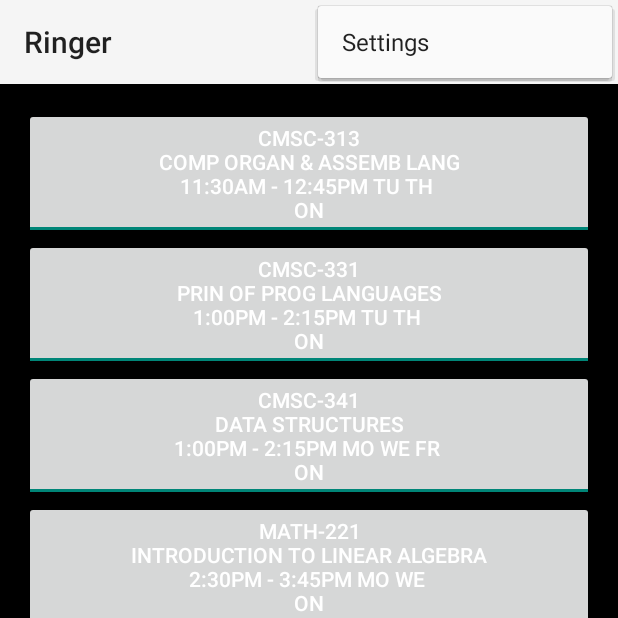
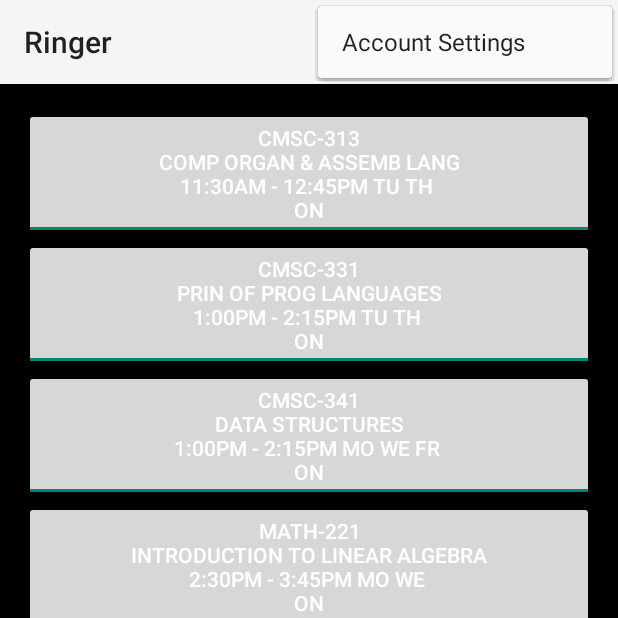
Before and after one commit to zimmermegan/CMSC331-Proj2, an Android app: the screen it shows after launch (Ringer), with the options menu open, on a phone screen of 412 x 824 dp, the top half of it. Run offline under Robolectric (Android 15) with nearby library versions, the phone set to English and light mode, and no system bars.

```diff
--- a/app/src/main/AndroidManifest.xml
+++ b/app/src/main/AndroidManifest.xml
@@ -40,7 +40,7 @@
         <activity
             android:name="com.patchx.umbcringer.SettingsActivity"
             android:theme="@style/SettingStyle"
-            android:label="@string/title_activity_settings" >
+            android:label="@string/title_account_settings" >
         </activity>
 
         <receiver android:name="com.patchx.umbcringer.AlarmReceiver" />
--- a/app/src/main/res/menu/menu_ringer.xml
+++ b/app/src/main/res/menu/menu_ringer.xml
@@ -1,8 +1,9 @@
 <menu xmlns:android="http://schemas.android.com/apk/res/android"
     xmlns:tools="http://schemas.android.com/tools"
     tools:context="com.patchx.umbcringer.Ringer">
+
     <item android:id="@+id/action_settings"
-        android:title="@string/action_settings"
+        android:title="Account Settings"
         android:orderInCategory="100"
         android:showAsAction="never" />
 </menu>
--- a/app/src/main/res/menu/menu_settings.xml
+++ b/app/src/main/res/menu/menu_settings.xml
@@ -5,7 +5,7 @@
         ic_menu_preferences=""
         android:orderInCategory="100"
         android:showAsAction="never"
-        android:title="@string/menu_settings"
+        android:title="Account Settings"
         android:icon="@android:drawable/ic_menu_preferences"/>
 
 </menu>
--- a/app/src/main/res/values/strings.xml
+++ b/app/src/main/res/values/strings.xml
@@ -21,6 +21,7 @@
     <string name="pref_user_name_summary">Currently logged in as: </string>
     <string name="pref_password_summary">Password: </string>
 
+
     <string name="pref_user_profile">User Profile</string>
     <string name="pref_update_setting">Update Settings</string>
     <string name="menu_settings">"Settings"</string>
--- a/app/src/main/res/values/strings_activity_settings.xml
+++ b/app/src/main/res/values/strings_activity_settings.xml
@@ -1,5 +1,5 @@
 <resources>
-    <string name="title_activity_settings">Settings</string>
+    <string name="title_account_settings">Account Settings</string>
 
     <!-- Strings related to Settings -->
 
```
Also changed, not shown: app/src/main/res/menu/menu_main.xml (+6 -2 lines).
